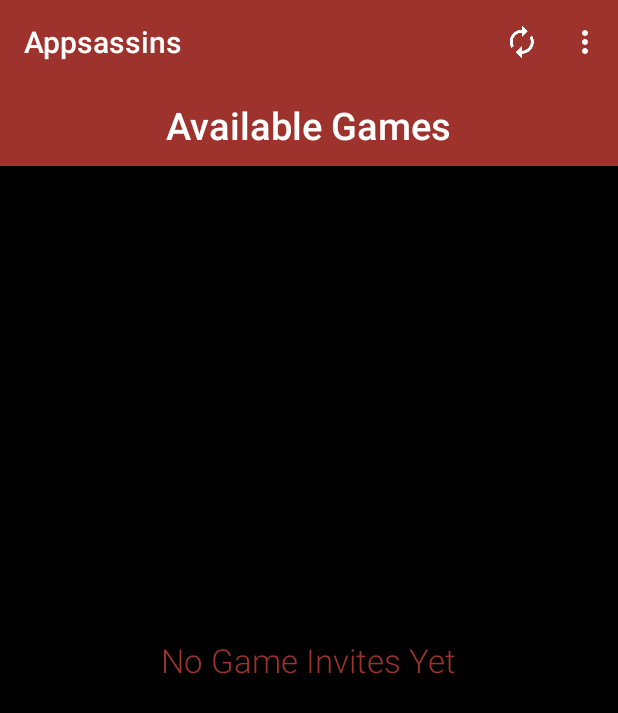
After one commit to nickr77/appsassinsandroid, an Android app: the GameWaitingActivity screen opened directly, with no data from a screen before it, on a phone screen of 412 x 824 dp. The commit adds this screen. Shown: the top 713 px of the screen. Run offline under Robolectric (Android 15) with nearby library versions, the phone set to English and light mode, and no system bars; our stand-ins replace ButterKnife; libraries missing offline, so code that uses them is left out: com.squareup.okhttp.

Commit message:
Added game invite screen activity, untested

```diff
--- a/src/main/AndroidManifest.xml
+++ b/src/main/AndroidManifest.xml
@@ -45,7 +45,7 @@
         </activity>
         <activity
             android:name=".Notifications"
-            android:label="@string/title_activity_notifications">
+            android:label="@string/title_activity_notifications" >
         </activity>
 
         <receiver
@@ -73,6 +73,9 @@
                 <action android:name="com.google.android.gms.iid.InstanceID" />
             </intent-filter>
         </service>
+
+        <activity android:name=".GameWaitingActivity" >
+        </activity>
     </application>
 
 </manifest>
--- /dev/null
+++ b/src/main/java/teamrocket/appsassins/GameWaitingActivity.java
@@ -0,0 +1,244 @@
+package teamrocket.appsassins;
+
+import android.app.Activity;
+import android.app.ProgressDialog;
+import android.content.Context;
+import android.content.Intent;
+import android.content.SharedPreferences;
+import android.net.ConnectivityManager;
+import android.net.NetworkInfo;
+import android.os.Bundle;
+import android.support.design.widget.Snackbar;
+import android.support.v7.app.AppCompatActivity;
+import android.util.Log;
+import android.view.Menu;
+import android.view.MenuItem;
+import android.view.View;
+import android.widget.AdapterView;
+import android.widget.ArrayAdapter;
+import android.widget.ListView;
+
+import com.squareup.okhttp.Call;
+import com.squareup.okhttp.Callback;
+import com.squareup.okhttp.FormEncodingBuilder;
+import com.squareup.okhttp.OkHttpClient;
+import com.squareup.okhttp.Request;
+import com.squareup.okhttp.RequestBody;
+import com.squareup.okhttp.Response;
+
+import org.json.JSONArray;
+import org.json.JSONException;
+import org.json.JSONObject;
+
+import java.io.IOException;
+import java.util.ArrayList;
+
+import butterknife.Bind;
+import butterknife.ButterKnife;
+
+public class GameWaitingActivity extends AppCompatActivity {
+
+    @Bind(R.id.invitesListView) ListView inviteListView;
+
+    private final String TAG = "GAMEWAIT";
+    private String email;
+    private SharedPreferences prefs;
+    private ArrayList<String> invites;
+    private ArrayList<Integer> notifIds;
+    private ArrayAdapter<String> inviteAdapter;
+
+    @Override
+    protected void onCreate(Bundle savedInstanceState) {
+        super.onCreate(savedInstanceState);
+        setContentView(R.layout.activity_game_waiting);
+        ButterKnife.bind(this);
+        if(getSupportActionBar() != null) {
+            getSupportActionBar().setElevation(0);
+        }
+        invites = new ArrayList<>();
+        prefs = getSharedPreferences("authUser", Context.MODE_PRIVATE);
+        email = prefs.getString("username", "failure");
+        inviteAdapter = new ArrayAdapter<>(this, android.R.layout.simple_list_item_1, invites);
+        inviteListView.setEmptyView(findViewById(R.id.noGameInvites));
+        inviteListView.setOnItemClickListener(new AdapterView.OnItemClickListener() {
+            @Override
+            public void onItemClick(AdapterView<?> parent, View view, int position, long id) {
+                int notifID = notifIds.get(position);
+                sendResponse(notifID);
+            }
+        });
+
+    }
+    @Override
+    public boolean onCreateOptionsMenu(Menu menu) {
+        // Inflate the menu; this adds items to the action bar if it is present.
+        getMenuInflater().inflate(R.menu.menu_waiting, menu);
+        return true;
+    }
+    @Override
+    public boolean onOptionsItemSelected(MenuItem item) {
+        // Handle action bar item clicks here. The action bar will
+        // automatically handle clicks on the Home/Up button, so long
+        // as you specify a parent activity in AndroidManifest.xml.
+        switch (item.getItemId()) {
+            case R.id.refreshInvites:
+                getInvites();
+                return true;
+
+            case R.id.logoutButton2:
+                prefs.edit().clear().apply();
+                Intent loginpage = new Intent(getApplicationContext(), LoginActivity.class);
+                startActivity(loginpage);
+                finish();
+                return true;
+
+            default:
+                // If we got here, the user's action was not recognized.
+                // Invoke the superclass to handle it.
+                return super.onOptionsItemSelected(item);
+        }
+    }
+    private void sendResponse(int notifid){
+        final ProgressDialog dialog = new ProgressDialog(GameWaitingActivity.this, R.style.RedProgressDialog);
+        dialog.setProgressStyle(ProgressDialog.STYLE_SPINNER);
+        dialog.setMessage("Joining Game");
+        dialog.setIndeterminate(true);
+        dialog.setCanceledOnTouchOutside(false);
+        OkHttpClient client = new OkHttpClient();
+        String url = "http://54.149.40.71/appsassins/api/index.php/sendNotificationResponse";
+        RequestBody formBody = new FormEncodingBuilder()
+                .add("notifID", String.valueOf(notifid))
+                .add("accepted", "1")
+                .build();
+        Request request = new Request.Builder().url(url).post(formBody).build();
+        Call call = client.newCall(request);
+        dialog.show();
+        call.enqueue(new Callback() {
+            @Override
+            public void onFailure(Request request, IOException e) {
+                runOnUiThread(new Runnable() {
+                    @Override
+                    public void run() {
+                        dialog.hide();
+                    }
+                });
+
+            }
+
+            @Override
+            public void onResponse(Response response) throws IOException {
+                boolean good = false;
+                try {
+                    good = isValidJoin(response.body().string());
+                } catch (JSONException e) {
+                    Log.d(TAG, "JSON EXCEPTION OCCURRED WHEN JOINING GAME");
+                    good = false;
+
+                }
+                if (good = false){
+                    runOnUiThread(new Runnable() {
+                        @Override
+                        public void run() {
+                            dialog.hide();
+                        }
+                    });
+                }
+                else {
+                    runOnUiThread(new Runnable() {
+                        @Override
+                        public void run() {
+                            dialog.hide();
+                            Intent intent = new Intent(getApplicationContext(), HomeActivity.class);
+                            startActivity(intent);
+                            finish();
+                        }
+                    });
+                }
+
+            }
+        });
+    }
+
+    private boolean isValidJoin(String jsonData) throws JSONException {
+        JSONObject json = new JSONObject(jsonData);
+        int status = json.getInt("status");
+        if (status == 1){
+            return true;
+        }
+        else
+            return false;
+    }
+
+    public void getInvites(){
+        final ProgressDialog dialog = new ProgressDialog(GameWaitingActivity.this, R.style.RedProgressDialog);
+        dialog.setProgressStyle(ProgressDialog.STYLE_SPINNER);
+        dialog.setMessage("Loading Invites");
+        dialog.setIndeterminate(true);
+        dialog.setCanceledOnTouchOutside(false);
+        OkHttpClient client = new OkHttpClient();
+
+        RequestBody formBody = new FormEncodingBuilder()
+                .add("email", email).build();
+        Request request = new Request.Builder().url("http://54.149.40.71/appsassins/api/index.php/getNotifications").post(formBody).build();
+        Call call = client.newCall(request);
+        dialog.show();
+        call.enqueue(new Callback() {
+            @Override
+            public void onFailure(Request request, IOException e) {
+                runOnUiThread(new Runnable() {
+                    @Override
+                    public void run() {
+                        dialog.hide();
+                    }
+                });
+            }
+
+            @Override
+            public void onResponse(Response response) throws IOException {
+                try {
+                    populateList(response.body().string()); //gets invites
+                } catch (JSONException e) {
+                    Log.d(TAG, "JSON EXCEPTION WHEN POPULATE LIST");
+                }
+                runOnUiThread(new Runnable() {
+                    @Override
+                    public void run() {
+                        inviteListView.setAdapter(inviteAdapter);
+                        inviteAdapter.notifyDataSetChanged();
+                        dialog.hide();
+                        //populate List View
+                    }
+                });
+            }
+        });
+    }
+
+    private void populateList(String jsondata) throws JSONException {
+        invites = new ArrayList<>();
+        notifIds = new ArrayList<>();
+        JSONObject json = new JSONObject(jsondata);
+        JSONArray notifs = json.getJSONArray("notifications");
+        for(int i = 0; i < notifs.length(); i++){
+            JSONObject item = notifs.getJSONObject(i);
+            int type = item.getInt("type");
+            notifIds.add(item.getInt("notifID"));
+            if(type == 3){
+                String temp = item.getString("user2");
+                String temp2 = item.getString("gameName");
+                String temp3 = temp + " has invited you to play in " + temp2;
+                invites.add(temp3);
+            }
+        }
+    }
+
+    private boolean isNetWorkAvailable(){
+        ConnectivityManager manager = (ConnectivityManager) getSystemService(Context.CONNECTIVITY_SERVICE);
+        NetworkInfo networkInfo = manager.getActiveNetworkInfo();
+        boolean isAvailable = false;
+        if (networkInfo != null && networkInfo.isConnected()){
+            isAvailable = true;
+        }
+        return isAvailable;
+    }
+
+}
--- a/src/main/java/teamrocket/appsassins/NotificationAlert.java
+++ b/src/main/java/teamrocket/appsassins/NotificationAlert.java
@@ -60,8 +60,8 @@ public class NotificationAlert extends DialogFragment {
                                 .add("notifID", whatID.toString())
                                 .add("accepted", "0")
                                 .build();
-                        String url = "http://54.149.40.71/appsassins/api/index.php/getNotifications";
-                        url = "http://private-f462a-appsassins.apiary-mock.com/confirm";
+                        String url = "http://54.149.40.71/appsassins/api/index.php/sendNotificationResponse";
+                        //url = "http://private-f462a-appsassins.apiary-mock.com/confirm";
                         Request request = new Request.Builder().url(url).post(formBody).build();
 
 
--- /dev/null
+++ b/src/main/res/layout/activity_game_waiting.xml
@@ -0,0 +1,42 @@
+<?xml version="1.0" encoding="utf-8"?>
+<RelativeLayout xmlns:android="http://schemas.android.com/apk/res/android"
+    xmlns:tools="http://schemas.android.com/tools" android:layout_width="match_parent"
+    android:layout_height="match_parent"
+    tools:context="teamrocket.appsassins.GameWaitingActivity"
+    android:background="@android:color/black">
+
+    <FrameLayout
+        android:layout_width="match_parent"
+        android:layout_height="wrap_content"
+        android:background="@color/appsassinsnavbarcolor"
+        android:id="@+id/gameWaitingFrameLayout">
+
+        <TextView
+            android:layout_width="wrap_content"
+            android:layout_height="wrap_content"
+            android:text="Available Games"
+            android:id="@+id/textView3"
+            android:layout_gravity="center_horizontal"
+            android:layout_marginTop="10dp"
+            android:layout_marginBottom="10dp"
+            android:textSize="25sp"
+            android:textStyle="bold"
+            android:textColor="@android:color/white" />
+    </FrameLayout>
+
+    <ListView
+        android:layout_width="wrap_content"
+        android:layout_height="wrap_content"
+        android:id="@+id/invitesListView"
+        android:layout_below="@id/gameWaitingFrameLayout" />
+
+    <TextView
+        android:layout_width="wrap_content"
+        android:layout_height="wrap_content"
+        android:layout_centerInParent="true"
+        android:textAppearance="?android:attr/textAppearanceLarge"
+        android:text="No Game Invites Yet"
+        android:visibility="gone"
+        android:id="@+id/noGameInvites"
+        android:textColor="@color/appsassinsnavbarcolor" />
+</RelativeLayout>
--- /dev/null
+++ b/src/main/res/menu/menu_waiting.xml
@@ -0,0 +1,13 @@
+<?xml version="1.0" encoding="utf-8"?>
+<menu xmlns:android="http://schemas.android.com/apk/res/android"
+    xmlns:app="http://schemas.android.com/apk/res-auto">
+    <item
+        android:id="@+id/refreshInvites"
+        android:icon="@drawable/ic_action_action_autorenew"
+        android:title="@string/refresh"
+        app:showAsAction="ifRoom" />
+    <item
+        android:id="@+id/logoutButton2"
+        android:title="Logout"
+        app:showAsAction="never" />
+</menu>
```
Also changed, not shown: src/main/java/teamrocket/appsassins/HomeActivity.java (+22 -8 lines), 1 other file.
